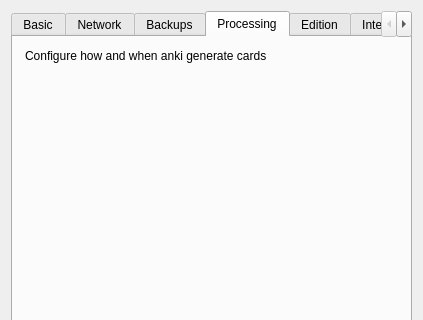
Above: designer/preferences.ui from lovac42/anki before the change; both pictures show x 0 to 423 and y 0 to 320 of the 423 by 525 pixel window. Below: the same form after it.
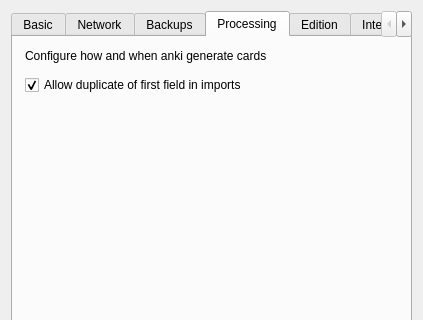
That is the form after the change. The open tabs and pages were chosen to show the change.

Commit message: Adding preferenc allowDuplicateFirstField

```diff
--- a/designer/preferences.ui
+++ b/designer/preferences.ui
@@ -459,6 +459,16 @@
          </property>
         </widget>
        </item>
+       <item>
+        <widget class="QCheckBox" name="allowDuplicateFirstField">
+         <property name="text">
+          <string>Allow duplicate of first field in imports</string>
+         </property>
+         <property name="checked">
+          <bool>true</bool>
+         </property>
+        </widget>
+       </item>
        <item>
         <spacer name="verticalSpacer">
          <property name="orientation">
```
The commit also changes 1 other file.
